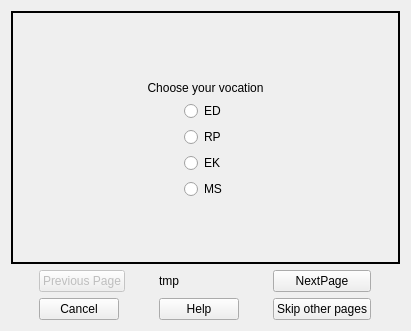
This is sources/NewProfileConfiguartor.ui in Groundy/CrackerJack as Qt 5 draws it before an edit. The edited form follows.
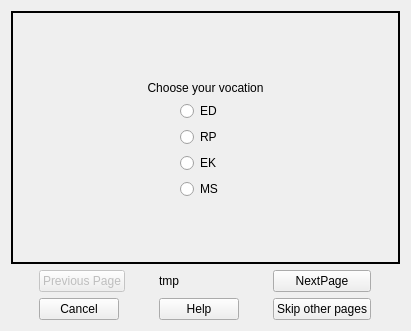
This is the edited form. The open tabs and pages were chosen to show the change.

```diff
--- a/sources/NewProfileConfiguartor.ui
+++ b/sources/NewProfileConfiguartor.ui
@@ -169,19 +169,6 @@
       <layout class="QGridLayout" name="gridLayout_5">
        <item row="0" column="0">
         <layout class="QGridLayout" name="gridLayout">
-         <item row="6" column="1">
-          <spacer name="horizontalSpacer_6">
-           <property name="orientation">
-            <enum>Qt::Horizontal</enum>
-           </property>
-           <property name="sizeHint" stdset="0">
-            <size>
-             <width>40</width>
-             <height>20</height>
-            </size>
-           </property>
-          </spacer>
-         </item>
          <item row="6" column="2">
           <layout class="QVBoxLayout" name="verticalLayout_2">
            <item>
@@ -246,19 +233,6 @@
            </property>
           </spacer>
          </item>
-         <item row="6" column="3">
-          <spacer name="horizontalSpacer_9">
-           <property name="orientation">
-            <enum>Qt::Horizontal</enum>
-           </property>
-           <property name="sizeHint" stdset="0">
-            <size>
-             <width>40</width>
-             <height>20</height>
-            </size>
-           </property>
-          </spacer>
-         </item>
          <item row="7" column="1" rowspan="5" colspan="3">
           <spacer name="verticalSpacer">
            <property name="orientation">
```
Left out of the diff: 2 changed lines with no effect on the pictures.
